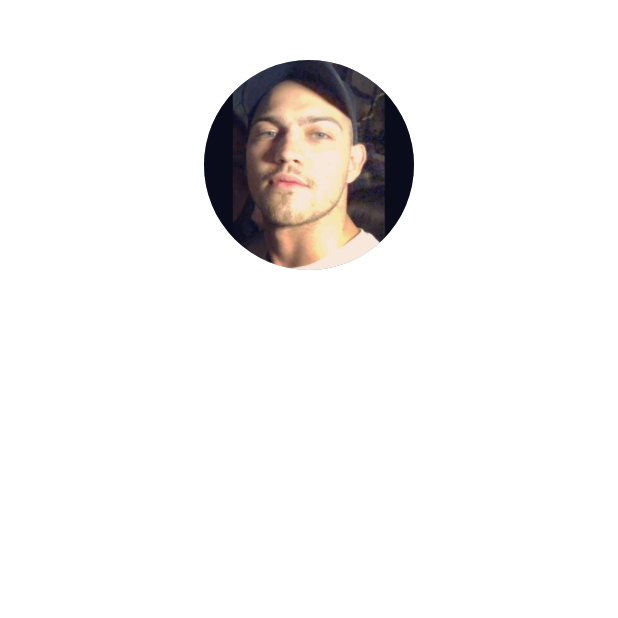
After one commit to matf-pp/2020_Ps4Flutter, a Flutter app: the screen it shows after launch, item 3 of the bottom bar chosen, after a tap on "Confirm", on a phone screen of 412 x 824 dp, the top half of it. The commit adds this screen. Run offline on Flutter 3.47's test engine with Material 2 defaults, Android fonts, the phone set to English and light mode, and no system bars; network calls fail.

Commit message:
Implement home page and part of settings is finsih.

```diff
--- /dev/null
+++ b/chat_app/lib/homePage.dart
@@ -0,0 +1,45 @@
+import 'package:flutter/material.dart';
+
+class HomePage extends StatefulWidget {
+  const HomePage({Key key,
+    this.name = "",
+    this.profilAvatar = ""}) : super(key: key);
+
+  @override
+  _HomePageState createState() => _HomePageState();
+
+  final String name;
+  final String profilAvatar;
+
+}
+
+class _HomePageState extends State<HomePage> {
+  @override
+  Widget build(BuildContext context) {
+    return Container(
+        child: Padding(
+          padding: const EdgeInsets.all(40.0),
+          child: Column(
+            mainAxisAlignment: MainAxisAlignment.start,
+            children: <Widget>[
+              Center(
+                child:
+                CircleAvatar(
+                  radius: 70,
+                  backgroundColor: Colors.grey,
+                  backgroundImage: Image.asset(widget.profilAvatar).image,
+                ),
+              ),
+              Padding(
+                padding: const EdgeInsets.all(8.0),
+                child: Text(
+                  widget.name,
+                  style: Theme.of(context).textTheme.title,
+                ),
+              ),
+            ],
+          ),
+        )
+    );
+  }
+}
--- a/chat_app/lib/scaffold.dart
+++ b/chat_app/lib/scaffold.dart
@@ -11,7 +11,7 @@ import 'package:flutter/material.dart';
   }
   // scaffold widget ili main widget osnovni widget na koji gradimo citavu aplikaciju
   class _myChatAppState extends State<myChatApp> {
-    int _currentIndex = 0;
+    int currentIndex = 0;
     @override
     Widget build(BuildContext context) {
       return MaterialApp(
@@ -27,9 +27,9 @@ import 'package:flutter/material.dart';
             ],
           ),
           body:
-              selectScreen(_currentIndex),
+              selectScreen(currentIndex),
           bottomNavigationBar: BottomNavigationBar(
-            currentIndex: _currentIndex,
+            currentIndex: currentIndex,
             items: <BottomNavigationBarItem>[
               BottomNavigationBarItem(
                   icon: Icon(Icons.home),title: Text('Home')),
@@ -41,22 +41,22 @@ import 'package:flutter/material.dart';
             onTap: (int index){
               print("index is " + index.toString());
               setState(() {
-                _currentIndex = index;
+                currentIndex = index;
               });
             },
           ),
-          floatingActionButton: FloatingActionButton(
-            onPressed:(){
-              print("Plus was pressed");
-            },
-            child: Icon(Icons.add),
-          ),
+//          floatingActionButton: FloatingActionButton(
+//            onPressed:(){
+//              print("Plus was pressed");
+//            },
+//            child: Icon(Icons.add),
+//          ),
         ),
 //      home: chatView()
       );
     }
-    Widget selectScreen(int _index){
-      switch(_index){
+    Widget selectScreen(int index){
+      switch(index){
         case 0:
           return homeView();
           break;
--- a/chat_app/lib/views/settingsView.dart
+++ b/chat_app/lib/views/settingsView.dart
@@ -1,3 +1,5 @@
+import 'package:chatapp/homePage.dart';
+import 'package:chatapp/views/viewOfHome.dart';
 import 'package:flutter/material.dart';
 
 class settingsView extends StatefulWidget {
@@ -6,12 +8,94 @@ class settingsView extends StatefulWidget {
 }
 
 class _settingsViewState extends State<settingsView> {
+  TextEditingController controllerName = TextEditingController();
+  TextEditingController controllerImage = TextEditingController();
+
+  String valueName;
+
   @override
   Widget build(BuildContext context) {
     return Container(
-      child: Center(
-        child: Text('Settings'),
+      child: Padding(
+        padding: const EdgeInsets.all(16.0),
+        child: Column(
+          children: <Widget>[
+            Row(
+              children: <Widget>[
+                Expanded(
+                    child:
+                       TextFormField(
+                          controller: controllerName,
+                          autocorrect: false,
+                          decoration: InputDecoration(hintText: "Type your username here",
+                              labelText: "Change username",
+                          )
+                  )
+                ),
+                Padding(
+                  padding: const EdgeInsets.all(4.0),
+                    child: RaisedButton(
+                        color: Colors.blue,
+                        child:Text(
+                          "Confirm",
+                        ),
+                        onPressed: (){
+                          print('Confim');
+                          Navigator.of(context).push(MaterialPageRoute(
+                            builder: (BuildContext context) {
+                              return homeView(
+                                  name: controllerName.text,
+                              );
+                            }, fullscreenDialog: true
+                          ));
+                          controllerName.clear();
+                        },
+                    ),
+                )
+              ],
+            ),
+            Row(
+              children: <Widget>[
+                Expanded(
+                    child:
+                    TextFormField(
+                        controller: controllerImage,
+                        autocorrect: false,
+                        onFieldSubmitted: (String _message){
+                        },
+                        decoration: InputDecoration(hintText: "Type image location here",
+                          labelText: "Change image",
+                        )
+                    )
+                ),
+                Padding(
+                  padding: const EdgeInsets.all(4.0),
+                  //Dugme za promenu slike
+                  child: RaisedButton(
+                    color: Colors.blue,
+                    child:Text(
+                      "Confirm",
+                    ),
+                    onPressed: (){
+                      print('Confim');
+                      controllerImage.clear();
+                    },
+                  ),
+                )
+              ],
+            ),
+          ],
+        ),
       ),
     );
   }
+
+//  String newValueAvatar(){
+//
+//    if(_controllerImage.text.length > 0){
+//      return _controllerImage.value.toString();
+//    }
+//
+//  }
+
 }
--- a/chat_app/lib/views/viewOfHome.dart
+++ b/chat_app/lib/views/viewOfHome.dart
@@ -1,37 +1,35 @@
+import 'package:chatapp/homePage.dart';
 import 'package:flutter/material.dart';
+import 'package:chatapp/views/settingsView.dart';
 
 class homeView extends StatefulWidget {
+
+  String name;
+  String profilAvatar;
+  homeView({Key key,
+    this.name = "Marko Vicentijevic",
+    this.profilAvatar = "assets/images/avatarMe.jpg"}) : super(key: key);
+
   @override
-  _homeViewState createState() => _homeViewState();
+  _homeViewState createState() => _homeViewState(name);
+
 }
 
 class _homeViewState extends State<homeView> {
+
+  String name;
+  _homeViewState(this.name);
+
   @override
   Widget build(BuildContext context) {
+//    settingsView settingsPar = settingsView();
+//    if(settingsPar.profilName.length > 0)
+//      widget.name = settingsPar.profilName;
     return Container(
-      child: Padding(
-        padding: const EdgeInsets.all(40.0),
-        child: Column(
-         mainAxisAlignment: MainAxisAlignment.start,
-         children: <Widget>[
-           Center(
-             child:
-             CircleAvatar(
-               radius: 70,
-               backgroundColor: Colors.grey,
-               backgroundImage: Image.asset("assets/images/avatarMe.jpg").image,
-             ),
-           ),
-           Padding(
-             padding: const EdgeInsets.all(8.0),
-             child: Text(
-               "Marko Vicentijevic",
-               style: Theme.of(context).textTheme.title,
-             ),
-           ),
-         ],
+      child:  HomePage(
+        name: widget.name,
+        profilAvatar: widget.profilAvatar,
         ),
-      )
     );
   }
 }
```
Also changed, not shown: chat_app/lib/viewOfChat.dart (+6 -9 lines).
